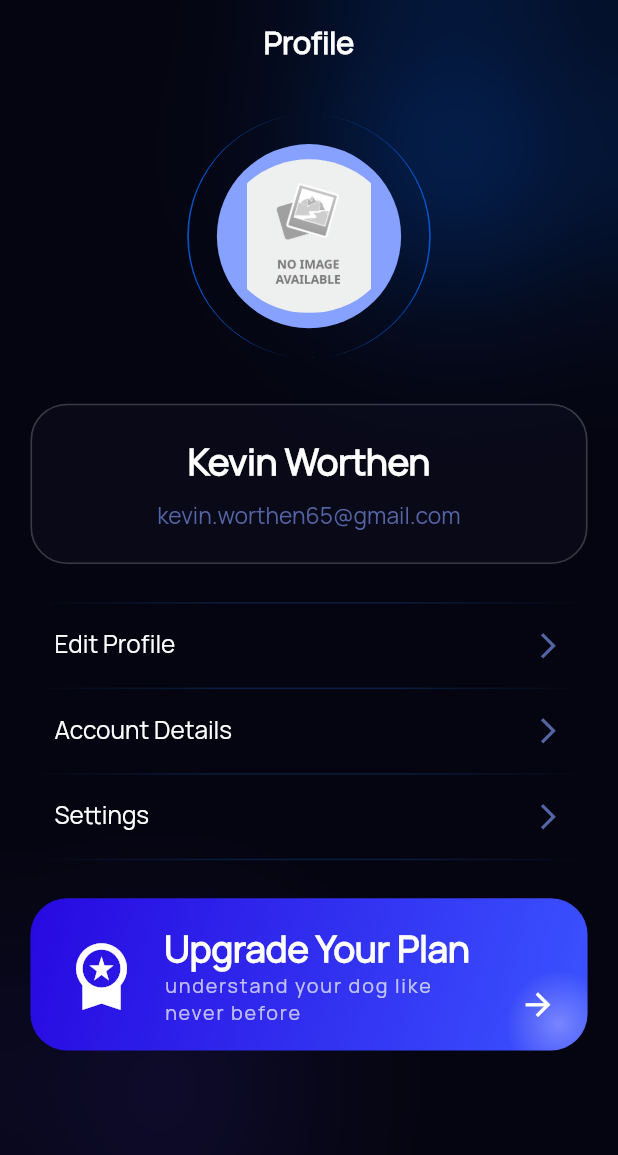
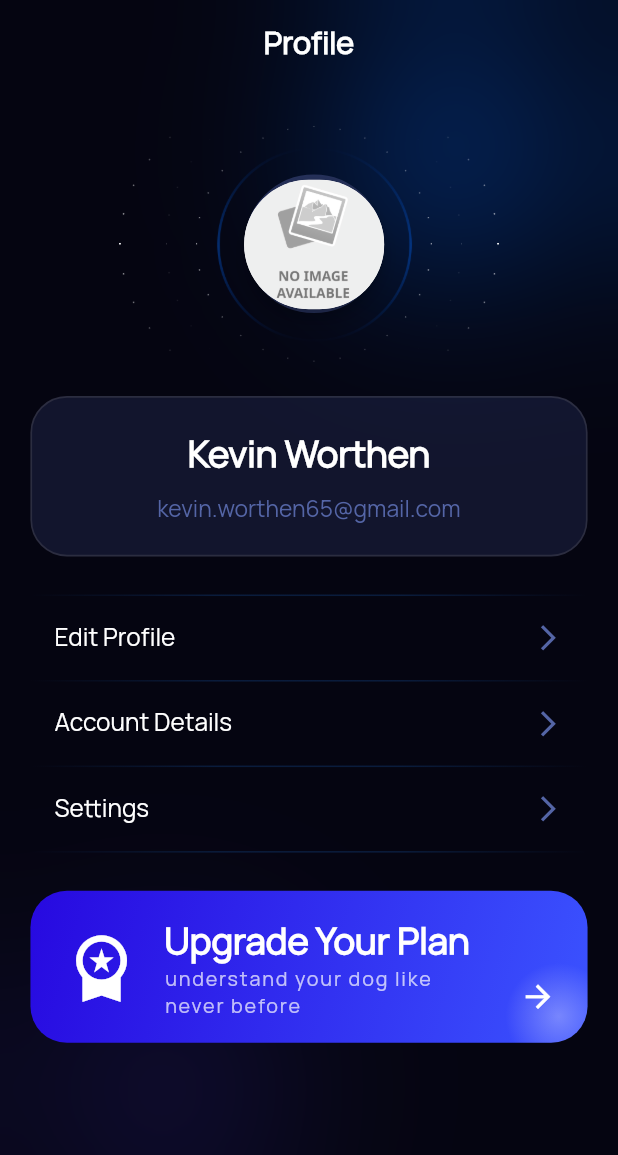
Before and after one commit to The-IK11/BarkBridge-AI, a Flutter app: the ProfileScreen widget shown alone on an empty page, opened directly, on a phone screen of 412 x 824 dp. Shown: the top 1155 px of the screen. Run offline on Flutter 3.47's test engine with Material 3 defaults, Android fonts, the light colour scheme and no system bars; drawn by our look-alikes of auto_animated; our stand-ins replace cached_network_image, dio, dropdown_button2, flutter_screenutil, get, get_it and 7 more; missing offline and left inert: dart:ffi, dotlottie_loader; accounts and stored records are empty.

Commit message:
Add new avatar image for user profile
- Introduced a new PNG image file: avatar_eillipes.png
- This image will be used as the default avatar for user profiles.

```diff
--- a/lib/common_widgets/custom_network_image.dart
+++ b/lib/common_widgets/custom_network_image.dart
@@ -1,83 +1,83 @@
-// import 'package:cached_network_image/cached_network_image.dart';
-// import 'package:flutter/material.dart';
-// import 'package:flutter_screenutil/flutter_screenutil.dart';
-// import 'package:shimmer/shimmer.dart';
+import 'package:cached_network_image/cached_network_image.dart';
+import 'package:flutter/material.dart';
+import 'package:flutter_screenutil/flutter_screenutil.dart';
+import 'package:shimmer/shimmer.dart';
 
-// import '../networks/endpoints.dart';
+import '../networks/endpoints.dart';
 
-// class CustomNetworkImage extends StatelessWidget {
-//   final String? imageUrl;
-//   final String fallbackAssetPath;
-//   final double? width;
-//   final double? height;
-//   final BoxFit fit;
-//   final bool includeBase;
-//   final bool isCircular;
-//   final BorderRadius? borderRadius;
+class CustomNetworkImage extends StatelessWidget {
+  final String? imageUrl;
+  final String fallbackAssetPath;
+  final double? width;
+  final double? height;
+  final BoxFit fit;
+  final bool includeBase;
+  final bool isCircular;
+  final BorderRadius? borderRadius;
 
-//   const CustomNetworkImage({
-//     super.key,
-//     required this.imageUrl,
-//     this.fallbackAssetPath = 'assets/images/error_image.png',
-//     this.width,
-//     this.height,
-//     this.fit = BoxFit.cover,
-//     this.includeBase = false,
-//     this.isCircular = false,
-//     this.borderRadius,
-//   });
+  const CustomNetworkImage({
+    super.key,
+    required this.imageUrl,
+    this.fallbackAssetPath = 'assets/images/error_image.png',
+    this.width,
+    this.height,
+    this.fit = BoxFit.cover,
+    this.includeBase = false,
+    this.isCircular = false,
+    this.borderRadius,
+  });
 
-//   @override
-//   Widget build(BuildContext context) {
-//     final borderRadiusValue = isCircular
-//         ? BorderRadius.circular((width ?? height ?? 50) / 2)
-//         : (borderRadius ?? BorderRadius.zero);
+  @override
+  Widget build(BuildContext context) {
+    final borderRadiusValue = isCircular
+        ? BorderRadius.circular((width ?? height ?? 50) / 2)
+        : (borderRadius ?? BorderRadius.zero);
 
-//     return Card(
-//       elevation: 4.w,
-//       shape: RoundedRectangleBorder(borderRadius: borderRadiusValue),
-//       child: ClipRRect(
-//         borderRadius: borderRadiusValue,
-//         child: imageUrl == null || imageUrl!.isEmpty
-//             ? Image.asset(
-//                 fallbackAssetPath,
-//                 width: width,
-//                 height: height,
-//                 fit: fit,
-//               )
-//             : CachedNetworkImage(
-//                 imageUrl: includeBase ? '$baseUrl/$imageUrl' : imageUrl!,
-//                 width: width,
-//                 height: height,
-//                 fit: fit,
-//                 placeholder: (context, url) => _buildShimmerPlaceholder(),
-//                 errorWidget: (context, url, error) => Image.asset(
-//                   fallbackAssetPath,
-//                   width: width,
-//                   height: height,
-//                   fit: fit,
-//                 ),
-//               ),
-//       ),
-//     );
-//   }
+    return Card(
+      elevation: 4.w,
+      shape: RoundedRectangleBorder(borderRadius: borderRadiusValue),
+      child: ClipRRect(
+        borderRadius: borderRadiusValue,
+        child: imageUrl == null || imageUrl!.isEmpty
+            ? Image.asset(
+                fallbackAssetPath,
+                width: width,
+                height: height,
+                fit: fit,
+              )
+            : CachedNetworkImage(
+                imageUrl: includeBase ? '$baseUrl/$imageUrl' : imageUrl!,
+                width: width,
+                height: height,
+                fit: fit,
+                placeholder: (context, url) => _buildShimmerPlaceholder(),
+                errorWidget: (context, url, error) => Image.asset(
+                  fallbackAssetPath,
+                  width: width,
+                  height: height,
+                  fit: fit,
+                ),
+              ),
+      ),
+    );
+  }
 
-//   Widget _buildShimmerPlaceholder() {
-//     return Shimmer.fromColors(
-//       baseColor: Colors.grey[300]!,
-//       highlightColor: Colors.grey[100]!,
-//       child: Container(width: width, height: height, color: Colors.white),
-//     );
-//   }
+  Widget _buildShimmerPlaceholder() {
+    return Shimmer.fromColors(
+      baseColor: Colors.grey[300]!,
+      highlightColor: Colors.grey[100]!,
+      child: Container(width: width, height: height, color: Colors.white),
+    );
+  }
 
-//   /// Optional: Static helper for CircleAvatar or DecorationImage use
-//   static ImageProvider getImageProvider(
-//     String? url, {
-//     bool includeBase = true,
-//   }) {
-//     if (url == null || url.isEmpty) {
-//       return const AssetImage('assets/images/error_image.png');
-//     }
-//     return CachedNetworkImageProvider(includeBase ? '$baseUrl/$url' : url);
-//   }
-// }
+  /// Optional: Static helper for CircleAvatar or DecorationImage use
+  static ImageProvider getImageProvider(
+    String? url, {
+    bool includeBase = true,
+  }) {
+    if (url == null || url.isEmpty) {
+      return const AssetImage('assets/images/error_image.png');
+    }
+    return CachedNetworkImageProvider(includeBase ? '$baseUrl/$url' : url);
+  }
+}
--- a/lib/feature/profile/presentation/screens/profile_screen.dart
+++ b/lib/feature/profile/presentation/screens/profile_screen.dart
@@ -4,6 +4,7 @@ import 'package:flutter/material.dart';
 import 'package:flutter_screenutil/flutter_screenutil.dart';
 import 'package:get/route_manager.dart';
 import 'package:tintpin14_app/common_widgets/custom_app_bar.dart';
+import 'package:tintpin14_app/common_widgets/custom_network_image.dart';
 import 'package:tintpin14_app/common_widgets/glow_background.dart';
 import 'package:tintpin14_app/constants/text_font_style.dart';
 import 'package:tintpin14_app/feature/plansAndPricing/screens/plan_and_pricing_screen.dart';
@@ -34,53 +35,22 @@ class ProfileScreen extends StatelessWidget {
           child: Column(
             children: [
               SizedBox(height: kToolbarHeight + 20.h),
-              Row(
-                mainAxisAlignment: MainAxisAlignment.center,
-                children: [
-                  Container(
-                    height: 160.h,
-                    width: 160.w,
-                    padding: EdgeInsets.all(18.w),
-                    decoration: BoxDecoration(
-                      shape: BoxShape.circle,
-                      border: Border(
-                        left: BorderSide(color: AppColors.c0454CB, width: 1.w),
-                        right: BorderSide(color: AppColors.c0454CB, width: 1.w),
-                      ),
-                    ),
-                    child: Container(
-                      width: 123.w,
-                      height: 123.h,
-                      decoration: const BoxDecoration(
-                        shape: BoxShape.circle,
-                        color: AppColors.c86A1FF,
-                      ),
-                      child: Container(
-                        width: 105.w,
-                        height: 105.h,
-                        padding: EdgeInsets.all(10.sp),
-                        decoration: BoxDecoration(shape: BoxShape.circle),
-                        child: ClipOval(
-                          child: Image.asset(
-                            Assets.images.errorImage.path,
-                            fit: BoxFit.contain,
-                          ),
-                        ),
-                      ),
-                    ),
-                  ),
-                ],
-              ),
-              SizedBox(height: 30.h),
+              avatar(),
+              SizedBox(height: 15.h),
               Container(
                 width: double.infinity,
                 padding: EdgeInsets.symmetric(vertical: 20.h),
                 decoration: BoxDecoration(
-                  color: AppColors.c778DFF.withAlpha(8),
+                  color: AppColors.c778DFF.withAlpha(30),
                   borderRadius: BorderRadius.circular(24.r),
                   border: Border.all(
                     width: 1.w,
-                    color: AppColors.cFFFFFF.withAlpha(50),
+                    color: const Color.fromARGB(
+                      255,
+                      148,
+                      142,
+                      142,
+                    ).withAlpha(50),
                   ),
                 ),
                 child: Column(
@@ -179,6 +149,84 @@ class ProfileScreen extends StatelessWidget {
     );
   }
 
+  Stack avatar() {
+    return Stack(
+      children: [
+        Container(
+          height: 170.h,
+          width: 230.w,
+          padding: EdgeInsets.all(18.w),
+          decoration: BoxDecoration(
+            image: DecorationImage(
+              image: AssetImage(Assets.images.avatarEillipes.path),
+              fit: BoxFit.cover,
+            ),
+          ),
+        ),
+        Positioned(
+          left: 28.w,
+          child: Container(
+            height: 170.h,
+            width: 180.w,
+            padding: EdgeInsets.all(18.w),
+            decoration: BoxDecoration(
+              // shape: BoxShape.circle,
+              image: DecorationImage(
+                image: AssetImage(Assets.images.avatarBorder.path),
+                fit: BoxFit.cover,
+              ),
+            ),
+
+            child: Container(
+              margin: EdgeInsets.all(20.sp),
+              width: 123.w,
+              height: 123.h,
+              decoration: BoxDecoration(
+                shape: BoxShape.circle,
+                border: Border.all(
+                  width: 4.6.w,
+                  color: Color.fromARGB(255, 37, 48, 89),
+                ),
+              ),
+            ),
+          ),
+        ),
+        Positioned(
+          left: 72.w,
+          top: 39.h,
+          child: CustomNetworkImage(
+            isCircular: true,
+            width: 85.w,
+            height: 85.h,
+            imageUrl: '',
+            fit: BoxFit.cover,
+          ),
+        ),
+
+        // Positioned(
+        //   left: 130.w,
+        //   top: 100.h,
+        //   child: InkWell(
+        //     onTap: () {},
+        //     child: Container(
+        //       width: 30.w,
+        //       height: 30.h,
+        //       decoration: BoxDecoration(
+        //         shape: BoxShape.circle,
+        //         color: const Color.fromARGB(255, 9, 58, 232),
+        //       ),
+        //       child: Icon(
+        //         Icons.camera_alt_outlined,
+        //         size: 18.sp,
+        //         color: AppColors.cFFFFFF,
+        //       ),
+        //     ),
+        //   ),
+        // ),
+      ],
+    );
+  }
+
   Widget dividerLine() {
     return Container(
       height: 1.h,
--- a/lib/gen/assets.gen.dart
+++ b/lib/gen/assets.gen.dart
@@ -47,6 +47,14 @@ class $AssetsIconsGen {
 class $AssetsImagesGen {
   const $AssetsImagesGen();
 
+  /// File path: assets/images/avatar_border.png
+  AssetGenImage get avatarBorder =>
+      const AssetGenImage('assets/images/avatar_border.png');
+
+  /// File path: assets/images/avatar_eillipes.png
+  AssetGenImage get avatarEillipes =>
+      const AssetGenImage('assets/images/avatar_eillipes.png');
+
   /// File path: assets/images/error_image.png
   AssetGenImage get errorImage =>
       const AssetGenImage('assets/images/error_image.png');
@@ -73,6 +81,8 @@ class $AssetsImagesGen {
 
   /// List of all assets
   List<AssetGenImage> get values => [
+    avatarBorder,
+    avatarEillipes,
     errorImage,
     onboarding1Image,
     onboarding2Image,
--- a/lib/networks/endpoints.dart
+++ b/lib/networks/endpoints.dart
@@ -1,6 +1,7 @@
 // ignore_for_file: constant_identifier_names
 
 const String url = "https://tintpin.thewarriors.team/api";
+const String baseUrl = "https://tintpin.thewarriors.team";
 
 final class NetworkConstants {
   NetworkConstants._();
```
Also changed, not shown: assets/images/avatar_border.png (added), assets/images/avatar_eillipes.png (added).
